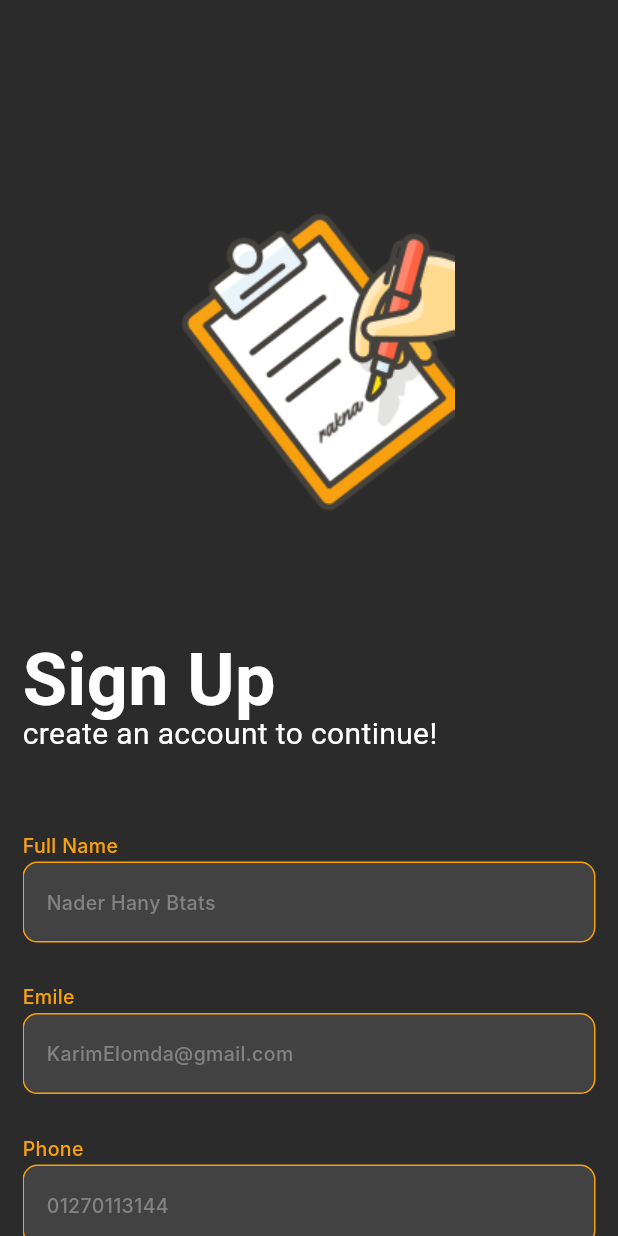
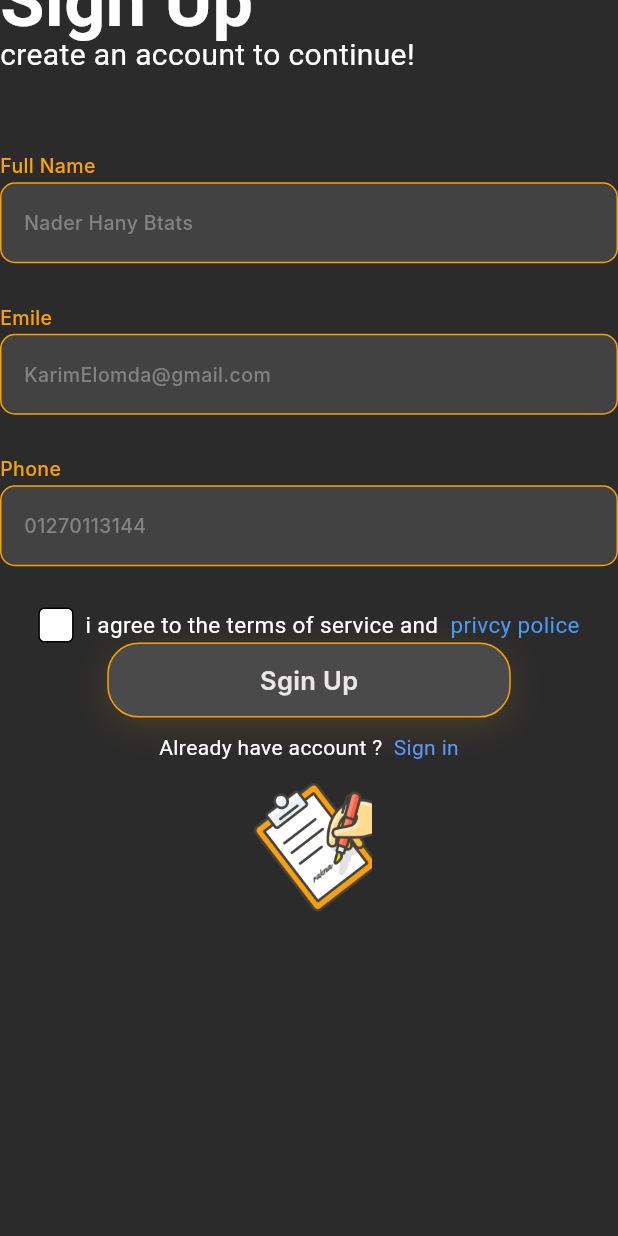
Before and after one commit to MohamedElmelegy74/Rakna_1, a Flutter app: the screen it shows after launch, on a phone screen of 412 x 824 dp. Run offline on Flutter 3.47's test engine with Material 3 defaults, Android fonts, the phone set to English and light mode, and no system bars; our stand-ins replace gap; Roboto replaces fonts that are missing (Actor, Agency FB, Bebas).

Commit message:
frist commit

```diff
--- a/rakna/lib/pages/signup_page.dart
+++ b/rakna/lib/pages/signup_page.dart
@@ -12,17 +12,16 @@
   Widget build(BuildContext context) {
     return Scaffold(
       backgroundColor: kPrimaryColor,
-      body: Padding(
-        padding: const EdgeInsets.symmetric(horizontal: 15),
-        child: ListView(
+      body: Stack(
+        children: [
+          ListView(
             /*use ListView 3l4an law fe akter mn FildText n3rf n3ml scroll  */
             children: [
-            Image.asset('assets/page-1/images/ilustraitor.png'),
               const Spacer(flex: 1),
-            const SizedBox(
+              Container(
                 width: 237,
                 height: 36,
-              child: Text(
+                child: const Text(
                   'Sign Up',
                   style: TextStyle(
                     color: Colors.white,
@@ -140,11 +139,22 @@
                   )
                 ],
               ),
+              Positioned.fill(
+                top: -123,
+                right: 120, // Provide a valid value
+                bottom: 500, // Provide a valid value
+                child: Image.asset(
+                  'assets/page-1/images/ilustraitor.png',
+                  height: 100,
+                  width: 100,
+                ),
+              ),
               const Spacer(
                 flex: 3,
               )
             ],
-        ),
+          )
+        ],
       ),
     );
   }
```
Lines whose indentation alone changed are shown as unchanged.
